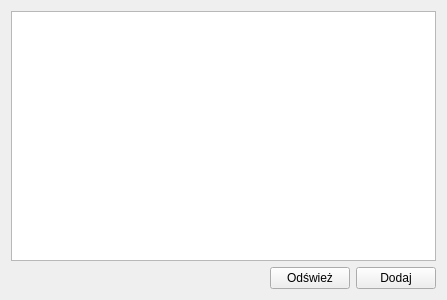
The window that app/widgets/mainwidget.ui (Sarwa85/todo-list-qt) describes before a commit, drawn with Qt 5.
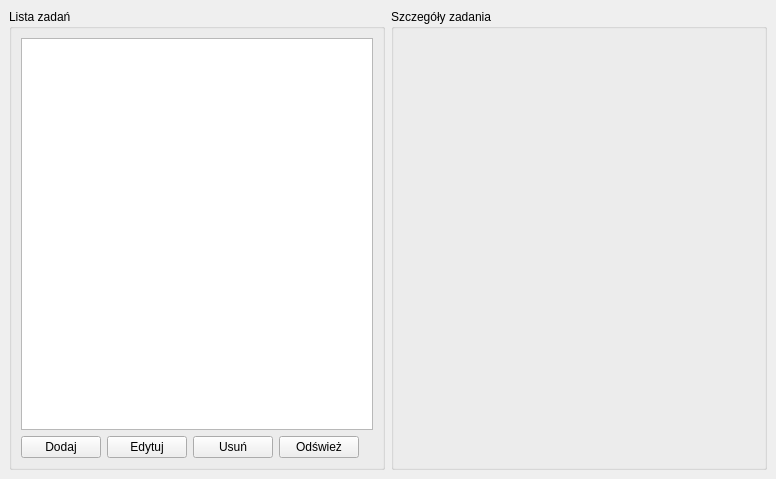
The same window after the commit. Custom widgets are drawn as their Qt base class.

The edit to the form file:
```diff
--- a/app/widgets/mainwidget.ui
+++ b/app/widgets/mainwidget.ui
@@ -6,58 +6,126 @@
    <rect>
     <x>0</x>
     <y>0</y>
-    <width>400</width>
-    <height>300</height>
+    <width>776</width>
+    <height>479</height>
    </rect>
   </property>
   <property name="windowTitle">
    <string>TODO</string>
   </property>
   <layout class="QGridLayout" name="gridLayout">
+   <property name="leftMargin">
+    <number>0</number>
+   </property>
+   <property name="topMargin">
+    <number>0</number>
+   </property>
+   <property name="rightMargin">
+    <number>0</number>
+   </property>
+   <property name="bottomMargin">
+    <number>0</number>
+   </property>
    <item row="0" column="0">
     <widget class="QStackedWidget" name="stackedWidget">
      <widget class="QWidget" name="listPage">
-      <layout class="QGridLayout" name="gridLayout_2">
-       <property name="leftMargin">
-        <number>0</number>
-       </property>
-       <property name="topMargin">
-        <number>0</number>
-       </property>
-       <property name="rightMargin">
-        <number>0</number>
-       </property>
-       <property name="bottomMargin">
-        <number>0</number>
-       </property>
-       <item row="0" column="0" colspan="3">
-        <widget class="QListView" name="listView"/>
-       </item>
-       <item row="1" column="0">
-        <spacer name="horizontalSpacer">
-         <property name="orientation">
-          <enum>Qt::Horizontal</enum>
+      <layout class="QGridLayout" name="gridLayout_5">
+       <item row="0" column="0">
+        <widget class="QGroupBox" name="groupBox">
+         <property name="sizePolicy">
+          <sizepolicy hsizetype="Expanding" vsizetype="Preferred">
+           <horstretch>1</horstretch>
+           <verstretch>0</verstretch>
+          </sizepolicy>
          </property>
-         <property name="sizeHint" stdset="0">
-          <size>
-           <width>207</width>
-           <height>20</height>
-          </size>
+         <property name="title">
+          <string>Lista zadań</string>
          </property>
-        </spacer>
-       </item>
-       <item row="1" column="1">
-        <widget class="QPushButton" name="refreshButton">
-         <property name="text">
-          <string>Odśwież</string>
-         </property>
+         <layout class="QGridLayout" name="gridLayout_2">
+          <item row="0" column="0">
+           <widget class="QListView" name="listView">
+            <property name="editTriggers">
+             <set>QAbstractItemView::NoEditTriggers</set>
+            </property>
+            <property name="selectionBehavior">
+             <enum>QAbstractItemView::SelectRows</enum>
+            </property>
+           </widget>
+          </item>
+          <item row="1" column="0">
+           <layout class="QHBoxLayout" name="horizontalLayout_3">
+            <item>
+             <widget class="QPushButton" name="addButton">
+              <property name="text">
+               <string>Dodaj</string>
+              </property>
+             </widget>
+            </item>
+            <item>
+             <widget class="QPushButton" name="editButton">
+              <property name="text">
+               <string>Edytuj</string>
+              </property>
+             </widget>
+            </item>
+            <item>
+             <widget class="QPushButton" name="removeButton">
+              <property name="text">
+               <string>Usuń</string>
+              </property>
+             </widget>
+            </item>
+            <item>
+             <widget class="QPushButton" name="refreshButton">
+              <property name="text">
+               <string>Odśwież</string>
+              </property>
+             </widget>
+            </item>
+            <item>
+             <spacer name="horizontalSpacer">
+              <property name="orientation">
+               <enum>Qt::Horizontal</enum>
+              </property>
+              <property name="sizeType">
+               <enum>QSizePolicy::MinimumExpanding</enum>
+              </property>
+              <property name="sizeHint" stdset="0">
+               <size>
+                <width>0</width>
+                <height>0</height>
+               </size>
+              </property>
+             </spacer>
+            </item>
+           </layout>
+          </item>
+         </layout>
         </widget>
        </item>
-       <item row="1" column="2">
-        <widget class="QPushButton" name="addButton">
-         <property name="text">
-          <string>Dodaj</string>
+       <item row="0" column="1">
+        <widget class="QGroupBox" name="detailsBox">
+         <property name="sizePolicy">
+          <sizepolicy hsizetype="Expanding" vsizetype="Preferred">
+           <horstretch>1</horstretch>
+           <verstretch>0</verstretch>
+          </sizepolicy>
          </property>
+         <property name="title">
+          <string>Szczegóły zadania</string>
+         </property>
+         <layout class="QGridLayout" name="gridLayout_4">
+          <item row="0" column="0">
+           <widget class="PreviewTaskWidget" name="pagePreviewWidget" native="true">
+            <property name="sizePolicy">
+             <sizepolicy hsizetype="Expanding" vsizetype="Preferred">
+              <horstretch>0</horstretch>
+              <verstretch>0</verstretch>
+             </sizepolicy>
+            </property>
+           </widget>
+          </item>
+         </layout>
         </widget>
        </item>
       </layout>
@@ -167,6 +235,14 @@
    </item>
   </layout>
  </widget>
+ <customwidgets>
+  <customwidget>
+   <class>PreviewTaskWidget</class>
+   <extends>QWidget</extends>
+   <header>widgets/previewtaskwidget.h</header>
+   <container>1</container>
+  </customwidget>
+ </customwidgets>
  <resources/>
  <connections/>
 </ui>
```
Left out of the diff: 63 changed lines with no effect on the pictures.
